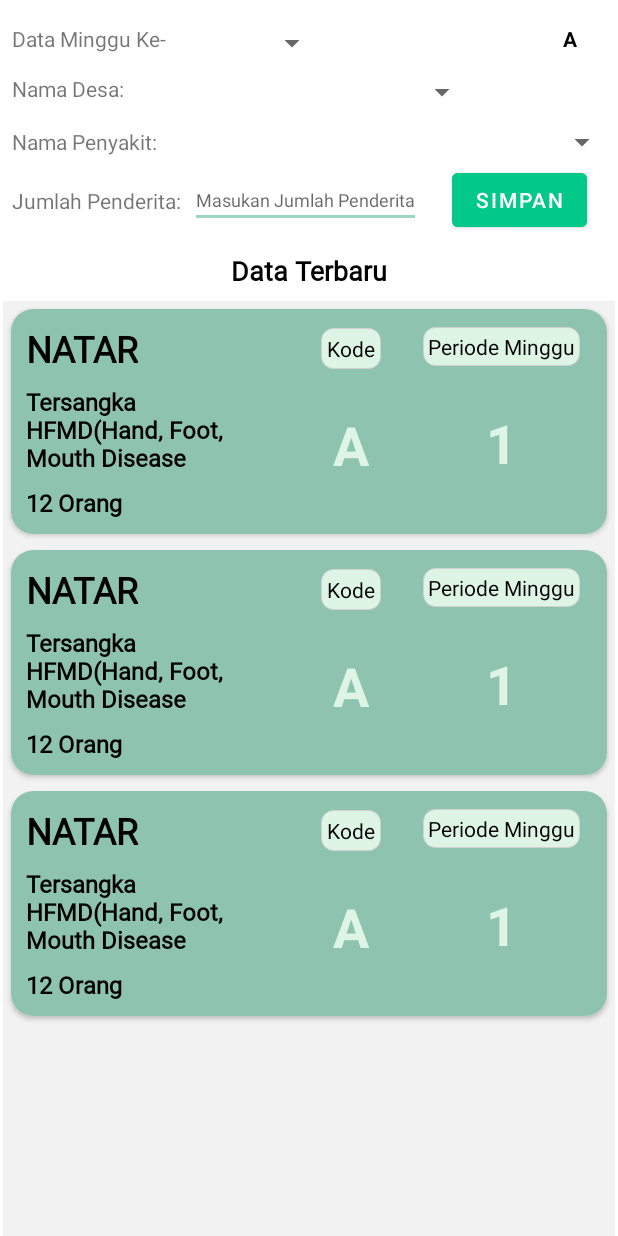
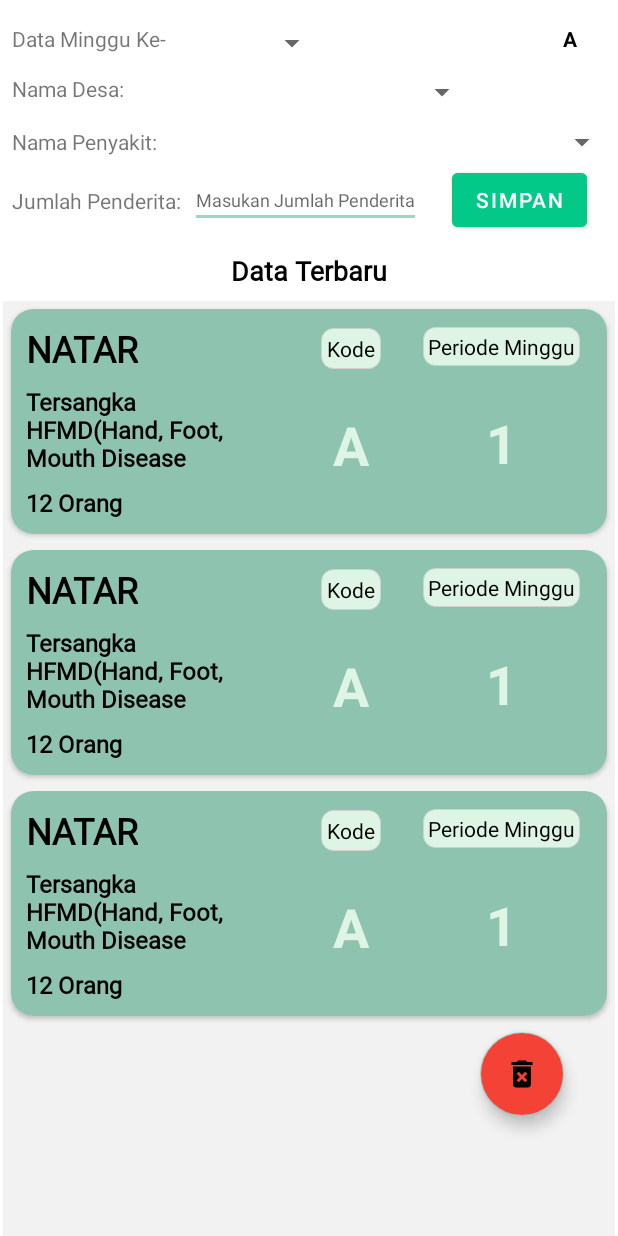
Before and after one commit to rizkysiregar/SKDRApp, an Android app: the layout activity_add_data.xml on its own in the app's theme, with its tools: preview values and no code run, on a phone screen of 412 x 824 dp. Run offline under Robolectric (Android 15) with nearby library versions, the phone set to English and light mode, and no system bars.

Commit message:
Create DeleteAllSkdrData
function untuk menghapus keseluruhan data yang ada pada tabel skdr

```diff
--- a/app/src/main/java/com/rizkysiregar/skdrapp/add/AddViewModel.kt
+++ b/app/src/main/java/com/rizkysiregar/skdrapp/add/AddViewModel.kt
@@ -4,6 +4,7 @@ import androidx.lifecycle.*
 import com.rizkysiregar.skdrapp.core.domain.model.Skdr
 import com.rizkysiregar.skdrapp.core.domain.usecase.DataPenyakitUseCase
 import com.rizkysiregar.skdrapp.core.domain.usecase.SkdrUseCase
+import com.rizkysiregar.skdrapp.databinding.ActivityAddDataBinding
 
 class AddViewModel(private val skdrUseCase: SkdrUseCase, dataPenyakitUseCase: DataPenyakitUseCase): ViewModel() {
 
@@ -18,4 +19,8 @@ class AddViewModel(private val skdrUseCase: SkdrUseCase, dataPenyakitUseCase: Da
         skdrUseCase.deleteData(skdr)
     }
 
+    fun deleteAllDataSkdr(){
+        skdrUseCase.deleteAllDataSkdr()
+    }
+
 }
--- a/app/src/main/java/com/rizkysiregar/skdrapp/core/data/LocalDataSource.kt
+++ b/app/src/main/java/com/rizkysiregar/skdrapp/core/data/LocalDataSource.kt
@@ -14,4 +14,5 @@ class LocalDataSource constructor(private val skdrDao: SkdrDao) {
     fun deleteDataPenyakit(data: DataPenyakitEntity) = skdrDao.deleteDataPenyakit(data)
     fun deleteDataSkdr(skdrEntity: SkdrEntity) = skdrDao.deleteDataSkdr(skdrEntity)
     fun getAllDataByNamaDesa(namaDesa: String) = skdrDao.getAllDataByNamaDesa(namaDesa)
+    fun deleteAllDataSkdr() = skdrDao.deleteAllDataSkdr()
 }
--- a/app/src/main/java/com/rizkysiregar/skdrapp/core/data/SkdrRepository.kt
+++ b/app/src/main/java/com/rizkysiregar/skdrapp/core/data/SkdrRepository.kt
@@ -41,6 +41,10 @@ class SkdrRepository constructor(
         }
     }
 
+    override fun deleteAllDataSkdr() {
+        appExecutors.diskIO().execute { localDataSource.deleteAllDataSkdr() }
+    }
+
     override fun getAllDataPenyakit(): LiveData<List<DataPenyakit>> {
         return Transformations.map(localDataSource.getAllDataPenyakit()){
             DataMapper.mapDataPenyakitEntitiesToDomain(it)
--- a/app/src/main/java/com/rizkysiregar/skdrapp/core/data/room/SkdrDao.kt
+++ b/app/src/main/java/com/rizkysiregar/skdrapp/core/data/room/SkdrDao.kt
@@ -42,6 +42,7 @@ interface SkdrDao {
     @Delete
     fun deleteDataSkdr(skdrEntity: SkdrEntity)
 
-
+    @Query("DELETE FROM skdr")
+    fun deleteAllDataSkdr()
 
 }
--- a/app/src/main/java/com/rizkysiregar/skdrapp/core/domain/repository/ISkdrRepository.kt
+++ b/app/src/main/java/com/rizkysiregar/skdrapp/core/domain/repository/ISkdrRepository.kt
@@ -10,4 +10,5 @@ interface ISkdrRepository {
     fun getAllDataByPeriodic(periodic: Int): LiveData<List<Skdr>>
     fun deleteData(skdr: Skdr)
     fun getAllDataByNamaDesa(namaDesa: String): LiveData<List<Skdr>>
+    fun deleteAllDataSkdr()
 }
--- a/app/src/main/java/com/rizkysiregar/skdrapp/core/domain/usecase/SkdrInteractor.kt
+++ b/app/src/main/java/com/rizkysiregar/skdrapp/core/domain/usecase/SkdrInteractor.kt
@@ -10,4 +10,5 @@ class SkdrInteractor(private val skdrRepository: ISkdrRepository): SkdrUseCase {
     override fun getAllDataByPeriodic(periodic: Int) = skdrRepository.getAllDataByPeriodic(periodic)
     override fun getAllDataByNamaDesa(namaDesa: String): LiveData<List<Skdr>> = skdrRepository.getAllDataByNamaDesa(namaDesa)
     override fun deleteData(skdr: Skdr) = skdrRepository.deleteData(skdr)
+    override fun deleteAllDataSkdr() = skdrRepository.deleteAllDataSkdr()
 }
--- a/app/src/main/java/com/rizkysiregar/skdrapp/core/domain/usecase/SkdrUseCase.kt
+++ b/app/src/main/java/com/rizkysiregar/skdrapp/core/domain/usecase/SkdrUseCase.kt
@@ -9,4 +9,5 @@ interface SkdrUseCase {
     fun getAllDataByPeriodic(periodic: Int): LiveData<List<Skdr>>
     fun getAllDataByNamaDesa(namaDesa: String): LiveData<List<Skdr>>
     fun deleteData(skdr:Skdr)
+    fun deleteAllDataSkdr()
 }
--- /dev/null
+++ b/app/src/main/res/drawable/ic_baseline_delete_forever_24.xml
@@ -0,0 +1,5 @@
+<vector android:height="24dp" android:tint="#F80000"
+    android:viewportHeight="24" android:viewportWidth="24"
+    android:width="24dp" xmlns:android="http://schemas.android.com/apk/res/android">
+    <path android:fillColor="@android:color/white" android:pathData="M6,19c0,1.1 0.9,2 2,2h8c1.1,0 2,-0.9 2,-2L18,7L6,7v12zM8.46,11.88l1.41,-1.41L12,12.59l2.12,-2.12 1.41,1.41L13.41,14l2.12,2.12 -1.41,1.41L12,15.41l-2.12,2.12 -1.41,-1.41L10.59,14l-2.13,-2.12zM15.5,4l-1,-1h-5l-1,1L5,4v2h14L19,4z"/>
+</vector>
--- a/app/src/main/res/layout/activity_add_data.xml
+++ b/app/src/main/res/layout/activity_add_data.xml
@@ -107,42 +107,52 @@
         app:layout_constraintStart_toEndOf="@+id/edt_jumlah_pasien"
         app:layout_constraintTop_toTopOf="@+id/edt_jumlah_pasien" />
 
-
     <LinearLayout
         android:id="@+id/linearLayout"
         android:layout_width="0dp"
         android:layout_height="0dp"
         android:layout_marginStart="2dp"
+        android:layout_marginTop="8dp"
         android:layout_marginEnd="2dp"
-        android:layout_marginTop="8dp"
         android:orientation="vertical"
         app:layout_constraintBottom_toBottomOf="parent"
         app:layout_constraintEnd_toEndOf="parent"
+        app:layout_constraintHorizontal_bias="1.0"
         app:layout_constraintStart_toStartOf="parent"
-        app:layout_constraintTop_toBottomOf="@+id/edt_jumlah_pasien">
+        app:layout_constraintTop_toBottomOf="@+id/edt_jumlah_pasien"
+        app:layout_constraintVertical_bias="0.0">
 
         <TextView
             android:layout_width="wrap_content"
             android:layout_height="wrap_content"
-            android:text="@string/data_terbaru"
-            android:backgroundTint="@color/grey"
-            android:textSize="18sp"
-            android:fontFamily="@font/roboto_regular"
-            android:textStyle="bold"
-            android:textColor="@color/black"
             android:layout_gravity="center_horizontal"
             android:layout_marginTop="8dp"
             android:layout_marginBottom="8dp"
-            />
+            android:backgroundTint="@color/grey"
+            android:fontFamily="@font/roboto_regular"
+            android:text="@string/data_terbaru"
+            android:textColor="@color/black"
+            android:textSize="18sp"
+            android:textStyle="bold" />
 
         <androidx.recyclerview.widget.RecyclerView
             android:id="@+id/rv_tambah_data"
             android:layout_width="match_parent"
             android:layout_height="match_parent"
             android:background="@color/grey"
-            tools:listitem="@layout/list_item_tambah_data"
-            />
+            tools:listitem="@layout/list_item_tambah_data" />
 
     </LinearLayout>
 
+    <com.google.android.material.floatingactionbutton.FloatingActionButton
+        android:id="@+id/fab_delete_all"
+        android:layout_width="wrap_content"
+        android:layout_height="wrap_content"
+        android:layout_marginEnd="36dp"
+        android:layout_marginBottom="80dp"
+        android:backgroundTint="@color/red"
+        android:src="@drawable/ic_baseline_delete_forever_24"
+        app:layout_constraintBottom_toBottomOf="parent"
+        app:layout_constraintEnd_toEndOf="parent" />
+
 </androidx.constraintlayout.widget.ConstraintLayout>
--- a/app/src/main/res/values/colors.xml
+++ b/app/src/main/res/values/colors.xml
@@ -10,9 +10,5 @@
     <color name="yellow">#FFEB3B</color>
     <color name="red">#F44336</color>
     <color name="old_green">#03C988</color>
-
-
-    // pie chart color
-
-
+    <color name="white_faded">#F2F6F5</color>
 </resources>
--- a/app/src/main/res/values/strings.xml
+++ b/app/src/main/res/values/strings.xml
@@ -46,8 +46,6 @@
         <item>6281284599747</item>
         <item>6281284599741</item>
         <item>6285714868413</item>
-        <item>6285714868415</item>
-        <item>6281806818193</item>
     </string-array>
 
     <string-array name="year_array">
```
Also changed, not shown: app/src/main/java/com/rizkysiregar/skdrapp/add/AddDataActivity.kt (+37 -2 lines), app/src/main/java/com/rizkysiregar/skdrapp/recapitulation/RecapitulationFragment.kt (+15 -0 lines), app/src/main/res/layout/fragment_recapitulation.xml (+16 -3 lines).
